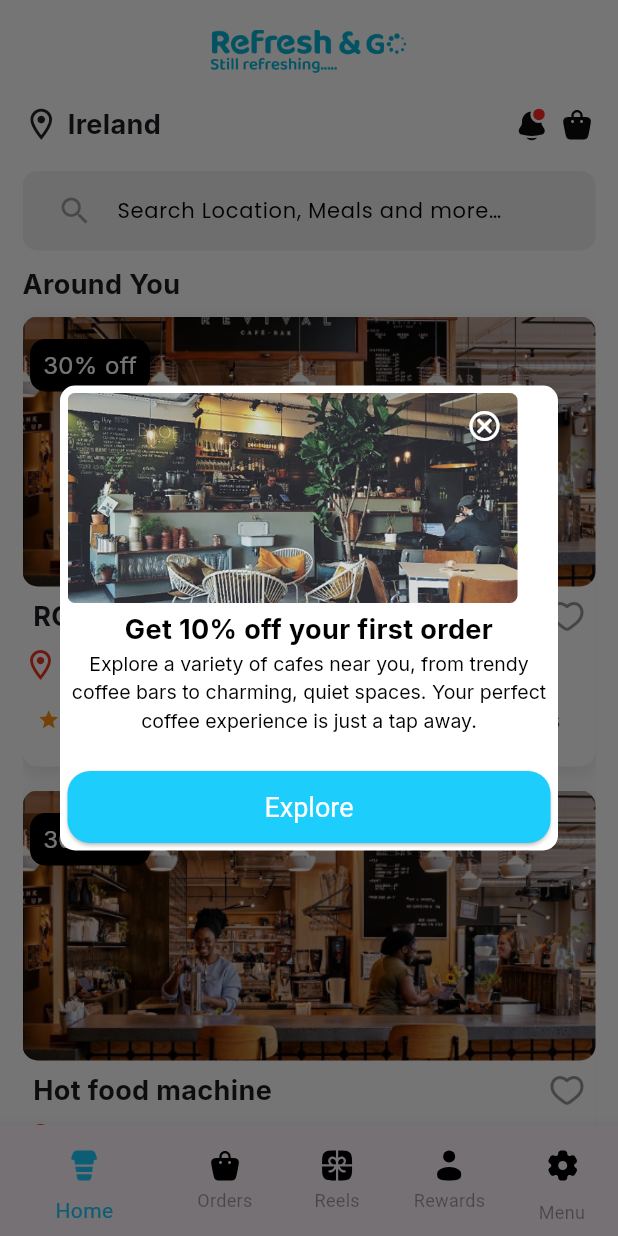
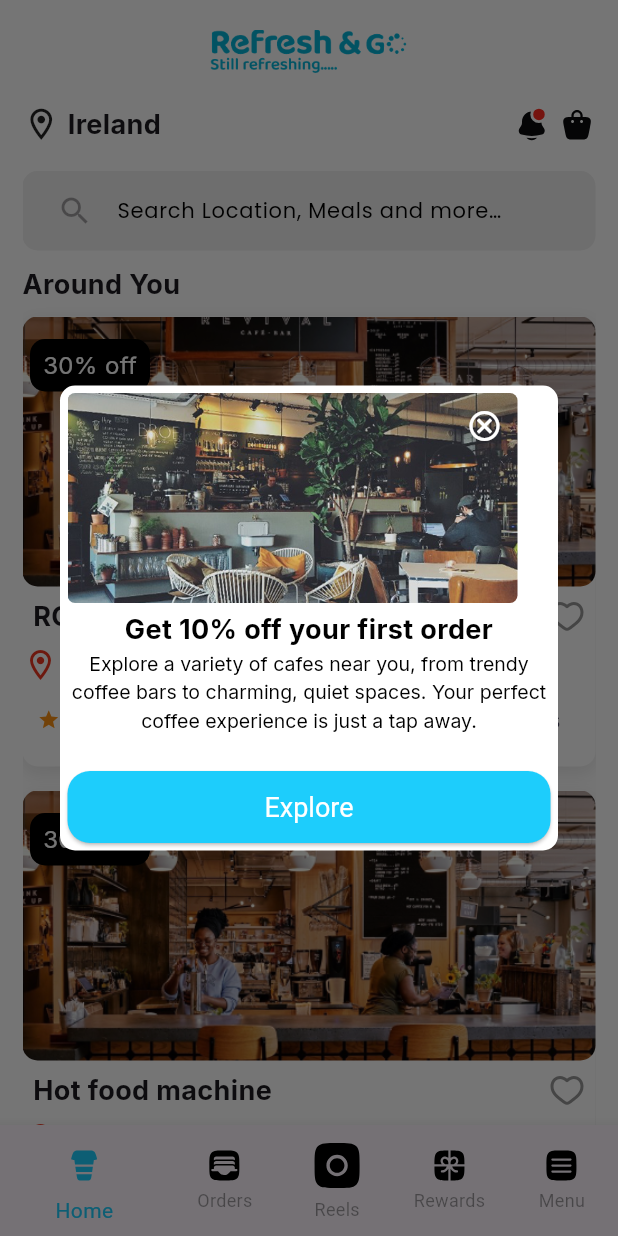
Before and after one commit to Bisecto/Refreshing, a Flutter app: the LandingPage screen opened directly, on a phone screen of 412 x 824 dp. Run offline on Flutter 3.47's test engine with Material 3 defaults, Android fonts, the phone set to English and light mode, and no system bars; our stand-ins replace adaptive_theme, device_info_plus, flutter_bloc, flutter_svg, google_fonts, lottie and 3 more; missing offline and left inert: cross_connectivity, encrypt; Roboto replaces fonts that are missing (CeraPro).

Commit message:
bottom navigation changes

```diff
--- a/lib/res/app_icons.dart
+++ b/lib/res/app_icons.dart
@@ -10,5 +10,8 @@ class AppIcons {
   static const finger = '${_iconBaseUrl}hi.svg';
   static const notification = '${_iconBaseUrl}notification.svg';
   static const save = '${_iconBaseUrl}save.svg';
+  static const menu = '${_iconBaseUrl}menu.svg';
+  static const order = '${_iconBaseUrl}order.svg';
+  static const reels = '${_iconBaseUrl}reels.svg';
 
 }
--- a/lib/view/app_screens/landing_page.dart
+++ b/lib/view/app_screens/landing_page.dart
@@ -52,8 +52,9 @@ class _LandingPageState extends State<LandingPage> {
     landPageScreens = [
       HomeScreen(onPageChanged: _onPageChanged),
       const CartScreen(),
+      Container(),
       const RewardScreen(),
-      AccountScreen(),
+     // AccountScreen(),
       SettingsScreen(),
     ];
     super.initState();
@@ -126,7 +127,7 @@ class _LandingPageState extends State<LandingPage> {
               ),
               BottomNavigationBarItem(
                 icon: SvgPicture.asset(
-                  AppIcons.bag,
+                  AppIcons.order,
                   color:
                       _currentIndex == 1
                           ? AppColors.appMainColor
@@ -136,7 +137,7 @@ class _LandingPageState extends State<LandingPage> {
               ),
               BottomNavigationBarItem(
                 icon: SvgPicture.asset(
-                  AppIcons.goft,
+                  AppIcons.reels,
                   color:
                       _currentIndex == 2
                           ? AppColors.appMainColor
@@ -146,7 +147,7 @@ class _LandingPageState extends State<LandingPage> {
               ),
               BottomNavigationBarItem(
                 icon: SvgPicture.asset(
-                  AppIcons.user,
+                  AppIcons.goft,
                   color:
                       _currentIndex == 3
                           ? AppColors.appMainColor
@@ -156,7 +157,7 @@ class _LandingPageState extends State<LandingPage> {
               ),
               BottomNavigationBarItem(
                 icon: SvgPicture.asset(
-                  AppIcons.settings,
+                  AppIcons.menu,
                   color:
                       _currentIndex == 4
                           ? AppColors.appMainColor
```
Also changed, not shown: assets/svg_images/menu.svg (added), assets/svg_images/order.svg (added), assets/svg_images/reels.svg (added).
